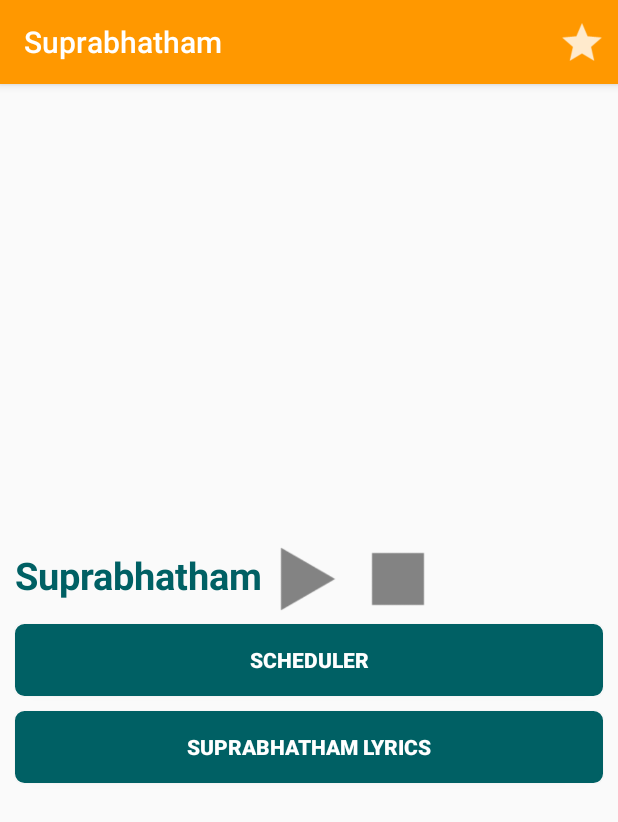
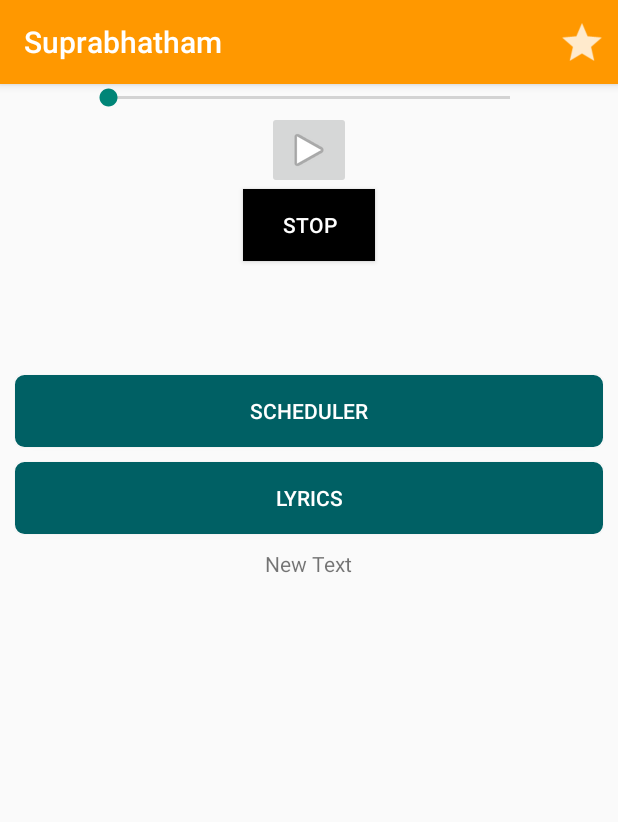
Before and after one commit to v-adhithyan/suprabhatham-android-app, an Android app: the screen it shows after launch (Main_Activity), on a phone screen of 412 x 824 dp. Shown: the top 822 px of the screen. Run offline under Robolectric (Android 15) with nearby library versions, the phone set to English and light mode, and no system bars; our stand-ins replace AdMob; libraries missing offline, so code that uses them is left out: com.buddy.sdk; 3 statements that could not run were skipped.

Commit message:
layout changed to include seekbar and simultaeneous lyrics

```diff
--- a/app/src/main/res/layout/activity_main.xml
+++ b/app/src/main/res/layout/activity_main.xml
@@ -1,76 +1,73 @@
-<?xml version="1.0" encoding="utf-8"?>
-<RelativeLayout xmlns:android="http://schemas.android.com/apk/res/android"
+<RelativeLayout
+    xmlns:android="http://schemas.android.com/apk/res/android"
     xmlns:ads="http://schemas.android.com/apk/res-auto"
-    android:layout_width="match_parent" android:layout_height="match_parent"
+    android:layout_height="fill_parent"
+    android:layout_width="fill_parent">
 
-    >
-    <!--include
-        android:id="@+id/tool_bar"
-        layout="@layout/toolbar"
-        ></include-->
+    <SeekBar
+        android:layout_width="300dp"
+        android:layout_height="wrap_content"
+        android:id="@+id/seekBar"
+        android:layout_alignParentTop="true"
+        android:layout_centerHorizontal="true" />
+
+    <ImageButton
+        android:layout_width="wrap_content"
+        android:layout_height="wrap_content"
+        android:id="@+id/playButton"
+        android:src="@android:drawable/ic_media_play"
+        android:layout_below="@+id/seekBar"
+        android:layout_centerHorizontal="true"
+        android:onClick="playSong"/>
+
+    <Button
+        android:layout_width="wrap_content"
+        android:layout_height="wrap_content"
+        android:text="Stop"
+        android:id="@+id/stopButton"
+        android:layout_below="@+id/playButton"
+        android:layout_centerHorizontal="true"
+        android:onClick="stopSong"
+        android:background="#000000"
+        android:textColor="#ffffff"/>
 
     <Button
         android:layout_width="fill_parent"
         android:layout_height="wrap_content"
         android:text="Scheduler"
-        android:id="@+id/button3"
-        android:onClick="startScheduler"
-        android:layout_centerVertical="true"
-        android:layout_centerHorizontal="true"
+        android:id="@+id/buttonScheduler"
+        android:background="@drawable/green_button"
+        android:textColor="#ffffff"
         android:layout_marginLeft="10dp"
         android:layout_marginRight="10dp"
         android:layout_marginBottom="10dp"
+        android:layout_below="@+id/stopButton"
+        android:layout_centerHorizontal="true"
+        android:layout_marginTop="76dp"
+        android:onClick="startScheduler"/>
+
+    <Button
+        android:layout_width="fill_parent"
+        android:layout_height="wrap_content"
+        android:text="Lyrics"
+        android:id="@+id/buttonLyrics"
         android:background="@drawable/green_button"
         android:textColor="#ffffff"
-        android:textStyle="bold"/>
-
-    <ImageButton
-        android:layout_width="60dp"
-        android:layout_height="60dp"
-        android:id="@+id/imageButton"
-        android:background="@drawable/ic_action_play"
-        android:onClick="playSong"
-        android:layout_above="@+id/button3"
-        android:layout_toRightOf="@+id/textView"
-        android:layout_toEndOf="@+id/textView" />
-
+        android:layout_marginLeft="10dp"
+        android:layout_marginRight="10dp"
+        android:layout_marginBottom="10dp"
+        android:layout_below="@+id/buttonScheduler"
+        android:layout_centerHorizontal="true"
+        android:onClick="viewLyrics"/>
 
     <TextView
         android:layout_width="wrap_content"
         android:layout_height="wrap_content"
-        android:text="Suprabhatham"
-        android:id="@+id/textView"
-        android:height="50dp"
-        android:textSize="25dp"
-        android:textStyle="bold"
-        android:textColor="#006064"
-        android:layout_alignBottom="@+id/imageButton"
-        android:layout_alignLeft="@+id/button3"
-        android:layout_alignStart="@+id/button3" />
-
-    <ImageButton
-        android:layout_width="60dp"
-        android:layout_height="60dp"
-        android:id="@+id/imageButton2"
-        android:background="@drawable/ic_action_stop"
-        android:layout_alignBottom="@+id/imageButton"
-        android:layout_toRightOf="@+id/imageButton"
-        android:layout_toEndOf="@+id/imageButton"
-        android:layout_alignTop="@+id/imageButton"
-        android:onClick="stopSong"/>
-
-    <Button
-        android:layout_width="fill_parent"
-        android:layout_height="wrap_content"
-        android:text="Suprabhatham lyrics"
-        android:id="@+id/button"
-        android:onClick="viewLyrics"
-        android:background="@drawable/green_button"
-        android:textColor="#ffffff"
-        android:textStyle="bold"
-        android:layout_below="@+id/button3"
-        android:layout_marginLeft="10dp"
-        android:layout_marginRight="10dp"/>
+        android:text="New Text"
+        android:id="@+id/textViewLyrics"
+        android:layout_below="@+id/buttonLyrics"
+        android:layout_centerVertical="true"
+        android:layout_centerHorizontal="true" />
 
     <TimePicker
         android:layout_width="wrap_content"
@@ -89,4 +86,9 @@
 
 
 
+
+
+
+
+
 </RelativeLayout>
```
